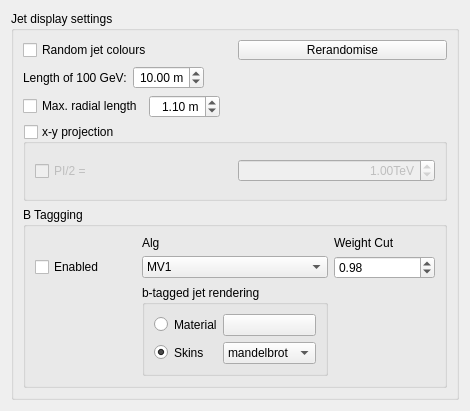
The window that graphics/VP1/VP1Systems/VP1AODSystems/src/jet_settings_display_form.ui (rolandjansky/athena) describes before a commit, drawn with Qt 5.
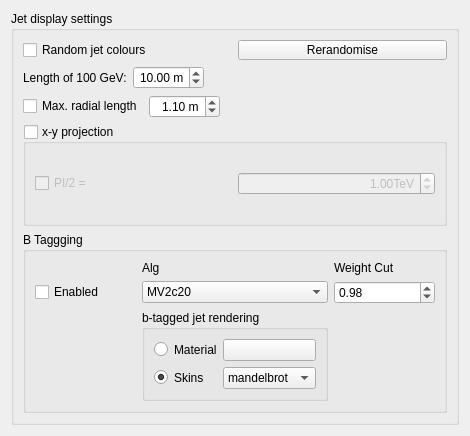
The same window after the commit. Custom widgets are drawn as their Qt base class.

The edit to the form file:
```diff
--- a/graphics/VP1/VP1Systems/VP1AODSystems/src/jet_settings_display_form.ui
+++ b/graphics/VP1/VP1Systems/VP1AODSystems/src/jet_settings_display_form.ui
@@ -7,7 +7,7 @@
     <x>0</x>
     <y>0</y>
     <width>470</width>
-    <height>411</height>
+    <height>436</height>
    </rect>
   </property>
   <property name="windowTitle">
@@ -244,7 +244,7 @@
           <widget class="QComboBox" name="bTaggingComboBox">
            <item>
             <property name="text">
-             <string>MV1</string>
+             <string>MV2c20</string>
             </property>
            </item>
           </widget>
```
